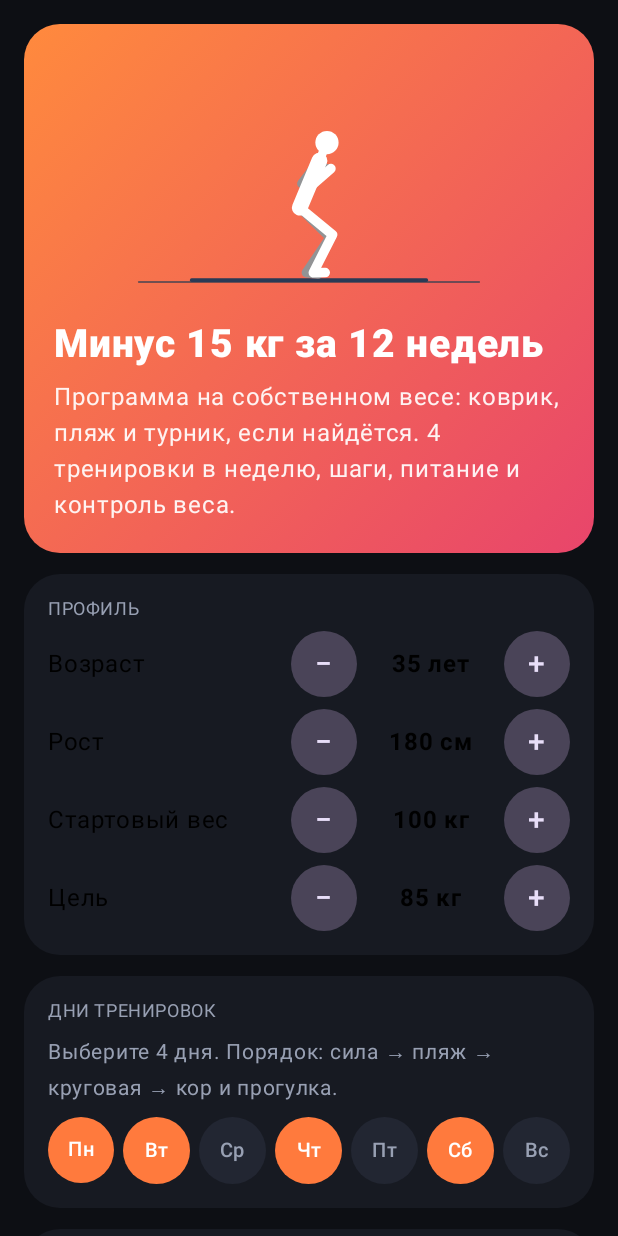
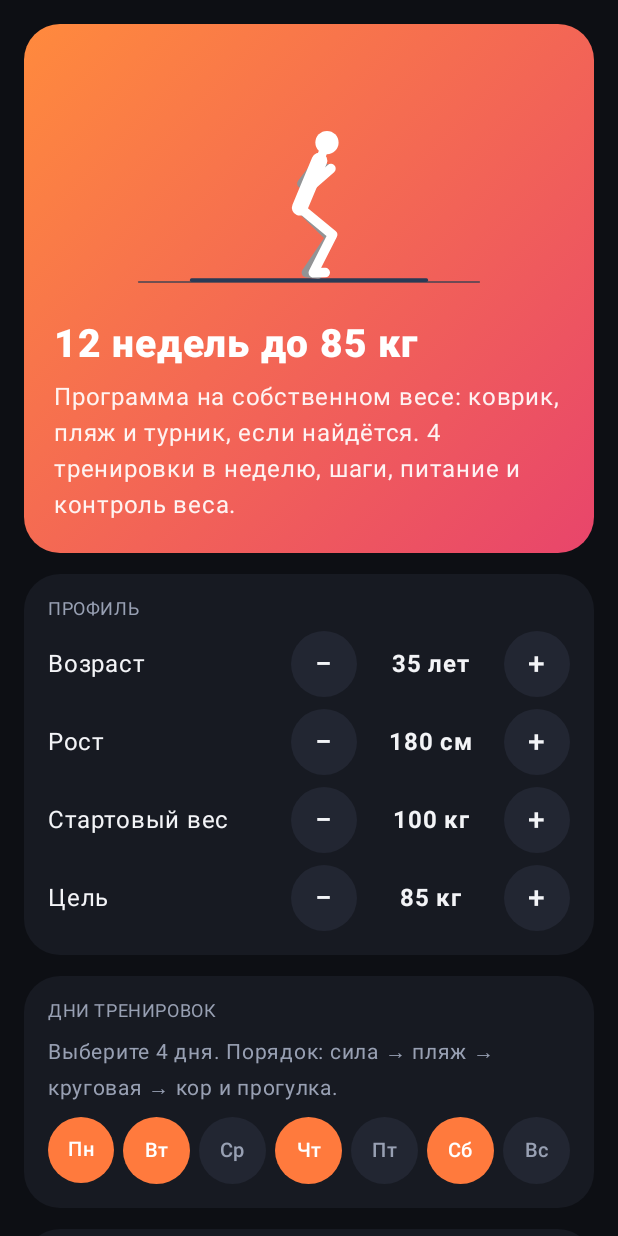
Before and after one commit to alatauproject-ops/calisthenics-app, an Android app built with Jetpack Compose: the screen it shows after launch (MainActivity), on a phone screen of 412 x 824 dp. Run offline under Robolectric (Android 15) with nearby library versions, the phone set to English and light mode, and no system bars.

Commit message:
Цвет текста по умолчанию, кнопки и заголовок онбординга
Co-Authored-By: Claude Opus 5.5 <noreply@anthropic.com>
Claude-Session: https://claude.ai/code/session_01JuPnf3ot1mZmnxUKYPBcTF

```diff
--- a/app/src/main/java/com/edward/calisthenics/ui/PlayerScreen.kt
+++ b/app/src/main/java/com/edward/calisthenics/ui/PlayerScreen.kt
@@ -403,7 +403,7 @@ fun PlayerScreen(
                             Icon(if (running) Icons.Filled.Pause else Icons.Filled.PlayArrow, null)
                             Text(
                                 when {
-                                    phase == TimerPhase.READY -> "  Старт сейчас"
+                                    phase == TimerPhase.READY -> "  Старт"
                                     running -> "  Пауза"
                                     else -> "  Продолжить"
                                 },
--- a/app/src/main/java/com/edward/calisthenics/ui/SettingsScreen.kt
+++ b/app/src/main/java/com/edward/calisthenics/ui/SettingsScreen.kt
@@ -207,7 +207,7 @@ fun OnboardingScreen(initial: AppState, onDone: (Profile, Settings) -> Unit) {
             Box(Modifier.fillMaxWidth().height(170.dp)) {
                 MoveFigure("burpee", Modifier.fillMaxSize(), color = Color.White)
             }
-            Text("Минус 15 кг за 12 недель", fontSize = 26.sp, fontWeight = FontWeight.ExtraBold, color = Color.White)
+            Text("12 недель до 85 кг", fontSize = 26.sp, fontWeight = FontWeight.ExtraBold, color = Color.White)
             Text(
                 "Программа на собственном весе: коврик, пляж и турник, если найдётся. 4 тренировки в неделю, шаги, питание и контроль веса.",
                 color = Color.White.copy(alpha = 0.92f),
--- a/app/src/main/java/com/edward/calisthenics/ui/Theme.kt
+++ b/app/src/main/java/com/edward/calisthenics/ui/Theme.kt
@@ -1,9 +1,11 @@
 package com.edward.calisthenics.ui
 
+import androidx.compose.material3.LocalContentColor
 import androidx.compose.material3.MaterialTheme
 import androidx.compose.material3.Typography
 import androidx.compose.material3.darkColorScheme
 import androidx.compose.runtime.Composable
+import androidx.compose.runtime.CompositionLocalProvider
 import androidx.compose.ui.graphics.Brush
 import androidx.compose.ui.graphics.Color
 import androidx.compose.ui.text.TextStyle
@@ -60,6 +62,10 @@ private val colors = darkColorScheme(
     onPrimary = Color.White,
     secondary = Success,
     onSecondary = Color(0xFF04150D),
+    secondaryContainer = Surface2,
+    onSecondaryContainer = TextMain,
+    primaryContainer = Color(0xFF3A2418),
+    onPrimaryContainer = AccentSoft,
     tertiary = Rest,
     background = Bg,
     onBackground = TextMain,
@@ -89,5 +95,7 @@ val Caption = TextStyle(fontSize = 12.sp, color = Muted, letterSpacing = 0.4.sp)
 
 @Composable
 fun AppTheme(content: @Composable () -> Unit) {
-    MaterialTheme(colorScheme = colors, typography = typography, content = content)
+    MaterialTheme(colorScheme = colors, typography = typography) {
+        CompositionLocalProvider(LocalContentColor provides TextMain, content = content)
+    }
 }
```
